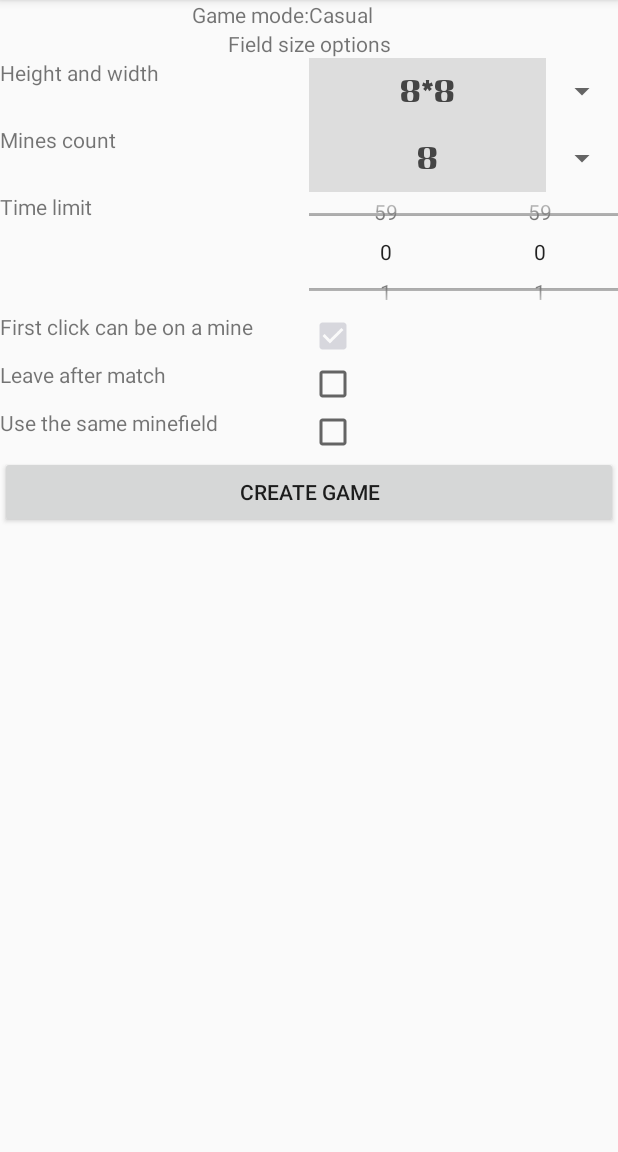
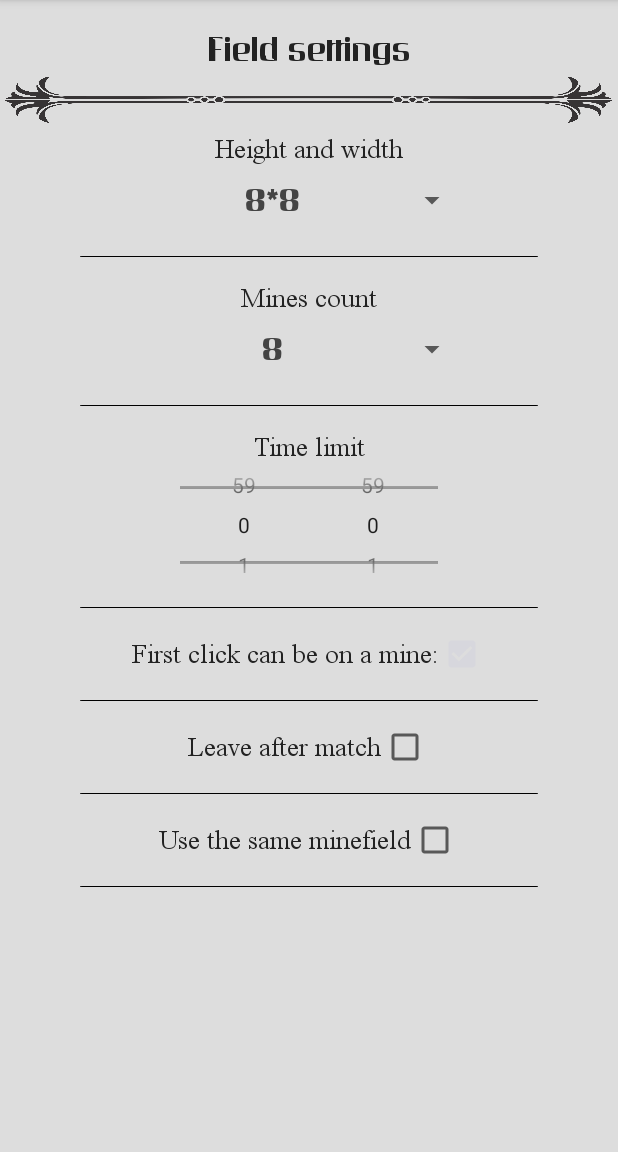
Before and after one commit to HermanAleksey/Minesweeper, an Android app: the GameSettingsActivity screen opened directly, with no data from a screen before it, on a phone screen of 412 x 824 dp, the part 84-1236 px from its top. Run offline under Robolectric (Android 15) with nearby library versions, the phone set to English and light mode, and no system bars.

Commit message:
settings layout changes

```diff
--- a/app/src/main/java/com/example/sapper/activity/GameSettingsActivity.kt
+++ b/app/src/main/java/com/example/sapper/activity/GameSettingsActivity.kt
@@ -44,12 +44,12 @@ class GameSettingsActivity : AppCompatActivity(),
         /*setting game mode note*/
         when (mode) {
             Constant().GAME_MODE_CREATIVE -> {
-                tv_game_settings_game_mode.text = getString(R.string.singleplayer)
+                title = getString(R.string.singleplayer)
                 ll_game_settings_use_same_field.visibility = View.GONE
                 ll_game_settings_exit.visibility = View.GONE
             }
             Constant().GAME_MODE_BLUETOOTH -> {
-                tv_game_settings_game_mode.text = getString(R.string.bluetooth)
+                title = getString(R.string.bluetooth)
             }
         }
 
@@ -136,7 +136,7 @@ class GameSettingsActivity : AppCompatActivity(),
         super.onSaveInstanceState(outState)
         outState.putString(
             Constant().GAME_MODE,
-            tv_game_settings_game_mode.text.toString()
+            title.toString()
         )
     }
 
--- a/app/src/main/res/layout/activity_company_level.xml
+++ b/app/src/main/res/layout/activity_company_level.xml
@@ -12,7 +12,8 @@
         android:layout_width="wrap_content"
         android:layout_height="wrap_content"
         android:layout_gravity="center"
-        android:fontFamily="@font/bungee_shade_regular"
+        android:layout_margin="20dp"
+        android:fontFamily="@font/art_modern_ap"
         android:textSize="36sp"
         android:text="@string/company"
         android:textColor="#000" />
--- a/app/src/main/res/layout/activity_game_results.xml
+++ b/app/src/main/res/layout/activity_game_results.xml
@@ -13,7 +13,7 @@
         android:layout_width="match_parent"
         android:layout_height="0dp"
         android:layout_weight="1"
-        android:background="@drawable/test_back">
+        android:background="@drawable/background_border_1">
 
         <TextView
             android:id="@+id/tv_game_result_result"
@@ -22,7 +22,7 @@
             android:gravity="center"
             android:fontFamily="@font/art_modern_ap"
             android:textColor="@color/colorBlack"
-            android:textSize="62sp"
+            android:textSize="50sp"
             android:text="@string/lose"/>
 
     </LinearLayout>
@@ -130,6 +130,8 @@
             android:text="@string/GameResultText6"/>
     </LinearLayout>
 
+
+
     <LinearLayout
         android:layout_width="match_parent"
         android:layout_height="0dp"
@@ -138,7 +140,7 @@
         <Button
             android:id="@+id/btn_game_result_confirm"
             android:layout_width="match_parent"
-            android:layout_height="wrap_content"
+            android:layout_height="70dp"
             android:layout_margin="60dp"
             style="@style/StyleMenuButtonFormat"
             android:text="@string/confirm"
--- a/app/src/main/res/layout/layout_dialog_settings_size.xml
+++ b/app/src/main/res/layout/layout_dialog_settings_size.xml
@@ -26,7 +26,7 @@
     <ImageView
         android:layout_width="match_parent"
         android:layout_height="200dp"
-        android:src="@drawable/q" />
+        android:src="@drawable/x_y_example_dialog" />
 
     <LinearLayout
         android:layout_width="match_parent"
--- a/app/src/main/res/layout/new_activity_game_settings.xml
+++ b/app/src/main/res/layout/new_activity_game_settings.xml
@@ -1,175 +1,242 @@
 <?xml version="1.0" encoding="utf-8"?>
+<LinearLayout xmlns:android="http://schemas.android.com/apk/res/android"
+    android:layout_width="match_parent"
+    android:layout_height="match_parent"
+    android:background="@color/colorMainBackground"
+    android:orientation="vertical">
+
+    <!--    <LinearLayout-->
+    <!--        android:layout_width="match_parent"-->
+    <!--        android:layout_height="wrap_content"-->
+    <!--        android:orientation="horizontal">-->
+
+    <!--        <TextView-->
+    <!--            android:layout_width="0dp"-->
+    <!--            android:layout_height="match_parent"-->
+    <!--            android:layout_weight="1"-->
+    <!--            android:gravity="end"-->
+    <!--            android:text="@string/game_mode" />-->
+
+    <!--        <TextView-->
+    <!--            android:id="@+id/tv_game_settings_game_mode"-->
+    <!--            android:layout_width="0dp"-->
+    <!--            android:layout_height="match_parent"-->
+    <!--            android:layout_weight="1"-->
+    <!--            android:text="Casual" />-->
+    <!--    </LinearLayout>-->
+
+    <TextView
+        android:layout_width="match_parent"
+        android:layout_height="wrap_content"
+        android:fontFamily="@font/inverserif_regular"
+        android:gravity="center|bottom"
+        android:paddingTop="20dp"
+        android:text="@string/fieldSizeOptions"
+        android:textColor="#222"
+        android:textSize="22sp" />
+
     <LinearLayout
-    xmlns:android="http://schemas.android.com/apk/res/android"
+        android:layout_width="match_parent"
+        android:layout_height="40dp"
+        android:background="@drawable/big_line_1" />
+
+    <ScrollView
+        android:layout_width="match_parent"
+        android:layout_height="match_parent">
+
+    <LinearLayout
         android:layout_width="match_parent"
         android:layout_height="match_parent"
         android:orientation="vertical">
 
     <LinearLayout
         android:layout_width="match_parent"
-        android:layout_height="wrap_content"
-        android:orientation="horizontal">
-        <TextView
-            android:layout_width="0dp"
-            android:layout_weight="1"
-            android:layout_height="match_parent"
-            android:text="@string/game_mode"
-            android:gravity="end"/>
+        android:layout_height="wrap_content">
 
         <TextView
-            android:id="@+id/tv_game_settings_game_mode"
-            android:layout_width="0dp"
-            android:layout_weight="1"
+            style="@style/StyleSettingsText"
+            android:layout_width="match_parent"
             android:layout_height="match_parent"
-            android:text="Casual"/>
-    </LinearLayout>
-
-    <TextView
-        android:layout_width="match_parent"
-        android:layout_height="wrap_content"
-        android:gravity="center|bottom"
-        android:text="@string/fieldSizeOptions"/>
-
-    <LinearLayout
-        android:layout_width="match_parent"
-        android:layout_height="wrap_content">
-        <TextView
-            android:layout_width="0dp"
-            android:layout_weight="1"
-            android:layout_height="match_parent"
-            android:text="@string/heightAndWidth"/>
-
-        <Spinner
-            android:id="@+id/spin_game_settings_field_size"
-            android:layout_width="0dp"
-            android:layout_weight="1"
-            android:layout_height="match_parent"/>
+            android:text="@string/heightAndWidth" />
     </LinearLayout>
 
     <LinearLayout
         android:layout_width="match_parent"
         android:layout_height="wrap_content">
-        <TextView
-            android:layout_width="0dp"
-            android:layout_weight="1"
-            android:layout_height="match_parent"
-            android:text="@string/minesCount"/>
 
         <Spinner
-            android:id="@+id/spin_game_settings_mines_count"
-            android:layout_width="0dp"
-            android:layout_weight="1"
-            android:layout_height="match_parent"/>
+            android:id="@+id/spin_game_settings_field_size"
+            android:layout_width="match_parent"
+            android:layout_height="match_parent"
+            android:layout_marginHorizontal="100dp" />
+    </LinearLayout>
+
+    <LinearLayout
+        android:layout_width="match_parent"
+        android:layout_height="30dp"
+        android:background="@drawable/small_line_1" />
+
+    <LinearLayout
+        android:layout_width="match_parent"
+        android:layout_height="wrap_content">
+
+        <TextView
+            style="@style/StyleSettingsText"
+            android:layout_width="match_parent"
+            android:layout_height="match_parent"
+            android:text="@string/minesCount" />
     </LinearLayout>
 
     <LinearLayout
         android:layout_width="match_parent"
         android:layout_height="wrap_content">
+
+        <Spinner
+            android:id="@+id/spin_game_settings_mines_count"
+            android:layout_width="match_parent"
+            android:layout_height="match_parent"
+            android:layout_marginHorizontal="100dp" />
+    </LinearLayout>
+
+    <LinearLayout
+        android:layout_width="match_parent"
+        android:layout_height="30dp"
+        android:background="@drawable/small_line_1" />
+
+    <LinearLayout
+        android:layout_width="match_parent"
+        android:layout_height="wrap_content">
+
         <TextView
-            android:layout_width="0dp"
-            android:layout_weight="2"
+            style="@style/StyleSettingsText"
+            android:layout_width="match_parent"
             android:layout_height="match_parent"
-            android:text="@string/timeLimit"/>
+            android:text="@string/timeLimit" />
+    </LinearLayout>
+
+    <LinearLayout
+        android:layout_width="match_parent"
+        android:layout_height="wrap_content"
+        android:layout_marginHorizontal="120dp">
 
         <NumberPicker
             android:id="@+id/np_game_settings_minutes"
             android:layout_width="0dp"
-            android:layout_weight="1"
-            android:layout_height="80dp" />
+            android:layout_height="80dp"
+            android:layout_weight="1" />
 
         <NumberPicker
             android:id="@+id/np_game_settings_seconds"
             android:layout_width="0dp"
-            android:layout_weight="1"
-            android:layout_height="80dp" />
-
-<!--        <TextView-->
-<!--            android:id="@+id/tv_game_settings_game_time_selected"-->
-<!--            android:layout_width="0dp"-->
-<!--            android:layout_weight="1"-->
-<!--            android:layout_height="match_parent" />-->
-
-<!--        <Button-->
-<!--            android:id="@+id/btn_game_settings_game_time"-->
-<!--            android:layout_width="0dp"-->
-<!--            android:layout_weight="1"-->
-<!--            android:layout_height="match_parent"-->
-<!--            android:text="Выбрать"/>-->
+            android:layout_height="80dp"
+            android:layout_weight="1" />
     </LinearLayout>
-
-<!--    <LinearLayout-->
-<!--        android:id="@+id/ll_game_settings_miner"-->
-<!--        android:layout_width="match_parent"-->
-<!--        android:layout_height="wrap_content">-->
-<!--        <TextView-->
-<!--            android:layout_width="0dp"-->
-<!--            android:layout_weight="1"-->
-<!--            android:layout_height="match_parent"-->
-<!--            android:text="Минёр:"/>-->
-
-<!--        <Spinner-->
-<!--            android:id="@+id/spin_game_settings_miner"-->
-<!--            android:layout_width="0dp"-->
-<!--            android:layout_weight="1"-->
-<!--            android:layout_height="match_parent" />-->
-
-<!--    </LinearLayout>-->
 
     <LinearLayout
         android:layout_width="match_parent"
-        android:layout_height="wrap_content">
+        android:layout_height="30dp"
+        android:background="@drawable/small_line_1" />
+
+    <LinearLayout
+        android:layout_width="match_parent"
+        android:layout_height="wrap_content"
+        android:orientation="vertical">
+
+        <LinearLayout
+            android:layout_width="match_parent"
+            android:layout_height="wrap_content"
+            android:gravity="center">
+
             <TextView
-            android:layout_width="0dp"
-            android:layout_weight="1"
+                style="@style/StyleSettingsText"
+                android:layout_width="wrap_content"
                 android:layout_height="match_parent"
-            android:text="@string/firstClickCanBeOnAMine"/>
+                android:text="@string/firstClickCanBeOnAMine" />
 
             <CheckBox
                 android:id="@+id/cb_game_settings_first_click_mine"
-            android:layout_width="0dp"
-            android:layout_weight="1"
+                android:layout_width="wrap_content"
                 android:layout_height="match_parent"
-            android:checked="true"/>
+                android:checked="true" />
+        </LinearLayout>
+
+        <LinearLayout
+            android:layout_width="match_parent"
+            android:layout_height="30dp"
+            android:background="@drawable/small_line_1" />
     </LinearLayout>
 
     <LinearLayout
         android:id="@+id/ll_game_settings_exit"
         android:layout_width="match_parent"
-        android:layout_height="wrap_content">
+        android:layout_height="wrap_content"
+        android:orientation="vertical">
+
+        <LinearLayout
+            android:layout_width="match_parent"
+            android:layout_height="wrap_content"
+            android:gravity="center">
+
             <TextView
-            android:layout_width="0dp"
-            android:layout_weight="1"
+                style="@style/StyleSettingsText"
+                android:layout_width="wrap_content"
                 android:layout_height="match_parent"
-            android:text="@string/leaveAfterMatch"/>
+                android:text="@string/leaveAfterMatch" />
 
             <CheckBox
                 android:id="@+id/cb_game_settings_exit"
-            android:layout_width="0dp"
-            android:layout_weight="1"
+                android:layout_width="wrap_content"
                 android:layout_height="match_parent" />
+        </LinearLayout>
+
+        <LinearLayout
+            android:layout_width="match_parent"
+            android:layout_height="30dp"
+            android:background="@drawable/small_line_1" />
+
     </LinearLayout>
 
     <LinearLayout
         android:id="@+id/ll_game_settings_use_same_field"
         android:layout_width="match_parent"
-        android:layout_height="wrap_content">
+        android:layout_height="wrap_content"
+        android:orientation="vertical">
+
+        <LinearLayout
+            android:layout_width="match_parent"
+            android:layout_height="wrap_content"
+            android:gravity="center">
+
             <TextView
-            android:layout_width="0dp"
-            android:layout_weight="1"
+                style="@style/StyleSettingsText"
+                android:layout_width="wrap_content"
                 android:layout_height="match_parent"
-            android:text="@string/useTheSameField"/>
+                android:text="@string/useTheSameField" />
 
             <CheckBox
                 android:id="@+id/cb_game_settings_use_same_field"
-            android:layout_width="0dp"
-            android:layout_weight="1"
+                android:layout_width="wrap_content"
                 android:layout_height="match_parent" />
+
         </LinearLayout>
+
+        <LinearLayout
+            android:layout_width="match_parent"
+            android:layout_height="30dp"
+            android:background="@drawable/small_line_1" />
+    </LinearLayout>
+
+    </LinearLayout>
+    </ScrollView>
 
     <Button
         android:id="@+id/btn_game_settings_create_game"
         android:layout_width="match_parent"
         android:layout_height="wrap_content"
-        android:text="@string/createGame"/>
+        android:layout_marginTop="30dp"
+        style="@style/StyleMenuButtonFormat"
+        android:textSize="22sp"
+        android:layout_marginHorizontal="100dp"
+        android:text="@string/createGame" />
 
 </LinearLayout>
--- a/app/src/main/res/values/strings.xml
+++ b/app/src/main/res/values/strings.xml
@@ -63,7 +63,7 @@
     <string name="inputMinesCountValue">Input the number of mines:</string>
 
     <string name="enterAllParamsBeforeStart">You have tp enter all parameters before starting the game</string>
-    <string name="firstClickCanBeOnAMine">First click can be on a mine</string>
+    <string name="firstClickCanBeOnAMine">First click can be on a mine:</string>
 
     <!--game modes-->
     <string name="gameModeBluetooth">Bluetooth game</string>
@@ -83,7 +83,7 @@
 
 
     <string name="game_mode">Game mode:</string>
-    <string name="fieldSizeOptions">Field size options</string>
+    <string name="fieldSizeOptions">Field settings</string>
     <string name="heightAndWidth">Height and width</string>
     <string name="minesCount">Mines count</string>
     <string name="timeLimit">Time limit</string>
--- a/app/src/main/res/values/styles.xml
+++ b/app/src/main/res/values/styles.xml
@@ -13,6 +13,14 @@
         <item name="android:textColor">#444</item>
         <item name="fontFamily">@font/inverserif_regular</item>
         <item name="android:textSize">26sp</item>
+    </style>
+
+    <style name="StyleSettingsText">
+        <item name="android:layout_gravity">center</item>
+        <item name="android:textColor">#222</item>
+        <item name="fontFamily">@font/times_new_roman</item>
+        <item name="android:textSize">18sp</item>
+        <item name="android:gravity">center</item>
     </style>
 
     <style name="StyleGameSettingsToggleButtonFormat">
```
Also changed, not shown: app/src/main/res/drawable-v24/background_border_1.png (renamed from app/src/main/res/drawable-v24/test_back.png), app/src/main/res/drawable-v24/x_y_example_dialog.png (renamed from app/src/main/res/drawable-v24/q.png), app/src/main/res/drawable/background_border_2.png (added), app/src/main/res/drawable/big_line_1.png (added), app/src/main/res/drawable/line_111.png (added), app/src/main/res/drawable/small_line_1.png (added), app/src/main/res/font/times_new_roman.ttf (added), 1 other file. Lines whose indentation alone changed are shown as unchanged.
